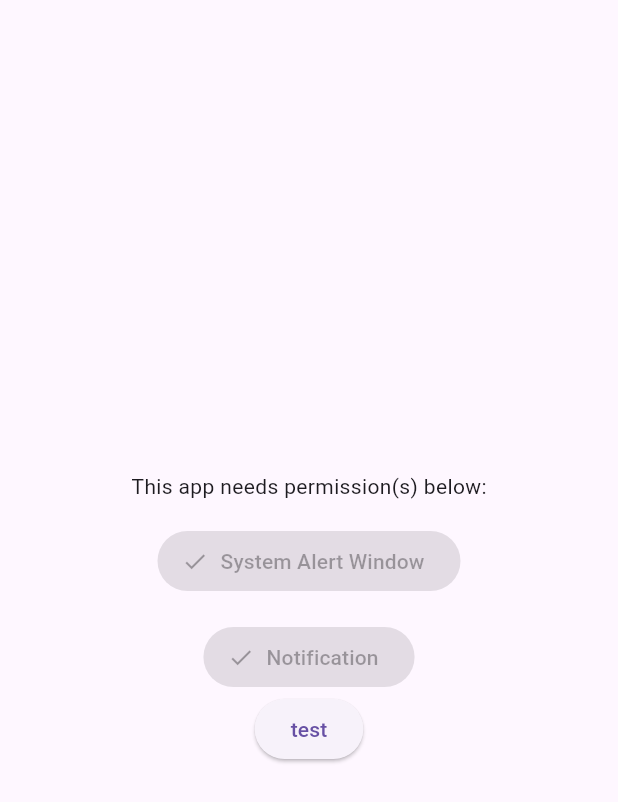
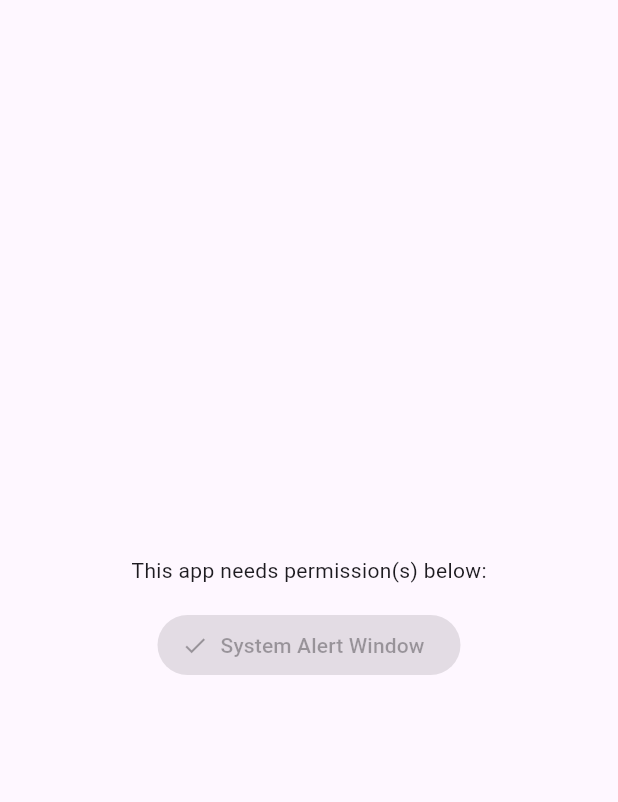
Before and after one commit to fewling/flutter-floating-lyric, a Flutter app: the PermissionPage screen opened directly, on a phone screen of 412 x 824 dp. Shown: the top 802 px of the screen. Run offline on Flutter 3.47's test engine with Material 2 defaults, Android fonts, the phone set to English and light mode, and no system bars; our stand-ins replace file_picker, flutter_colorpicker, flutter_local_notifications, get, hive, hive_flutter and 2 more; missing offline and left inert: system_alert_window; accounts and stored records are empty.

```diff
--- a/lib/main.dart
+++ b/lib/main.dart
@@ -13,8 +13,10 @@ Future<void> main() async {
   await Hive.initFlutter();
   await SongBox().openBox();
 
-  final windowController = WindowController()..init();
+  final windowController = WindowController();
   final permissionManager = PermissionManager();
+
+  await windowController.init();
   await permissionManager.init();
 
   Get.put(windowController);
--- a/lib/ui/base_container.dart
+++ b/lib/ui/base_container.dart
@@ -4,6 +4,7 @@ import 'package:floating_lyric/ui/homepage.dart';
 import 'package:floating_lyric/ui/lyric_list.dart';
 import 'package:flutter/material.dart';
 import 'package:flutter/services.dart';
+import 'package:flutter_local_notifications/flutter_local_notifications.dart';
 import 'package:get/get.dart';
 import 'package:system_alert_window/system_alert_window.dart';
 
@@ -51,6 +52,7 @@ class _BaseContainerState extends State<BaseContainer> {
 
     _streamSubscription.cancel();
     _songStreamController.close();
+    FlutterLocalNotificationsPlugin().cancelAll();
 
     super.dispose();
   }
@@ -67,7 +69,7 @@ class _BaseContainerState extends State<BaseContainer> {
         onTap: (index) => setState(() => _index = index),
         items: const [
           BottomNavigationBarItem(icon: Icon(Icons.home), label: 'Home'),
-          BottomNavigationBarItem(icon: Icon(Icons.list), label: 'Lyric List'),
+          BottomNavigationBarItem(icon: Icon(Icons.list), label: 'Lyrics'),
         ],
       ),
     );
--- a/lib/ui/permission_page.dart
+++ b/lib/ui/permission_page.dart
@@ -1,4 +1,3 @@
-import 'package:awesome_notifications/awesome_notifications.dart';
 import 'package:floating_lyric/singletons/permission_manager.dart';
 import 'package:flutter/material.dart';
 import 'package:get/get.dart';
@@ -34,34 +33,6 @@ class _PermissionPageState extends State<PermissionPage> {
                 label: const Text('System Alert Window'),
               ),
             ),
-            const SizedBox(height: 16),
-            Obx(
-              () => ElevatedButton.icon(
-                onPressed: manager.isNotificationGranted
-                    ? null
-                    : () => manager.requestNotificationPermission(),
-                icon: Icon(manager.isNotificationGranted
-                    ? Icons.check
-                    : Icons.unpublished_outlined),
-                label: const Text('Notification'),
-              ),
-            ),
-
-            /// For testing notifications:
-            ElevatedButton(
-              onPressed: () {
-                AwesomeNotifications().createNotification(
-                  content: NotificationContent(
-                    id: 0,
-                    channelKey: 'basic_channel',
-                    body: 'This is a test notification',
-                    title: 'Test notification',
-                    color: Colors.deepPurple,
-                  ),
-                );
-              },
-              child: const Text('test'),
-            ),
           ],
         ),
       ),
```
Also changed, not shown: lib/singletons/permission_manager.dart (+0 -32 lines), lib/singletons/window_controller.dart (+57 -3 lines), pubspec.yaml (+4 -5 lines), pubspec.lock, 2 other files.
